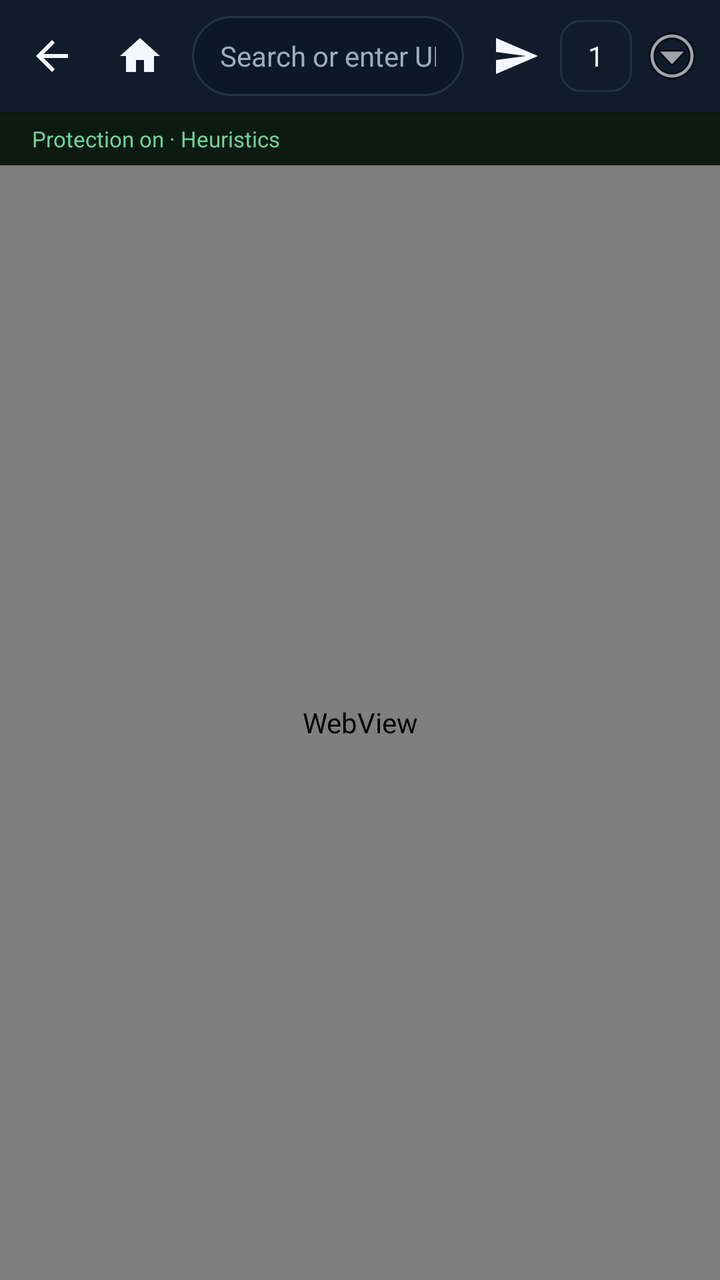
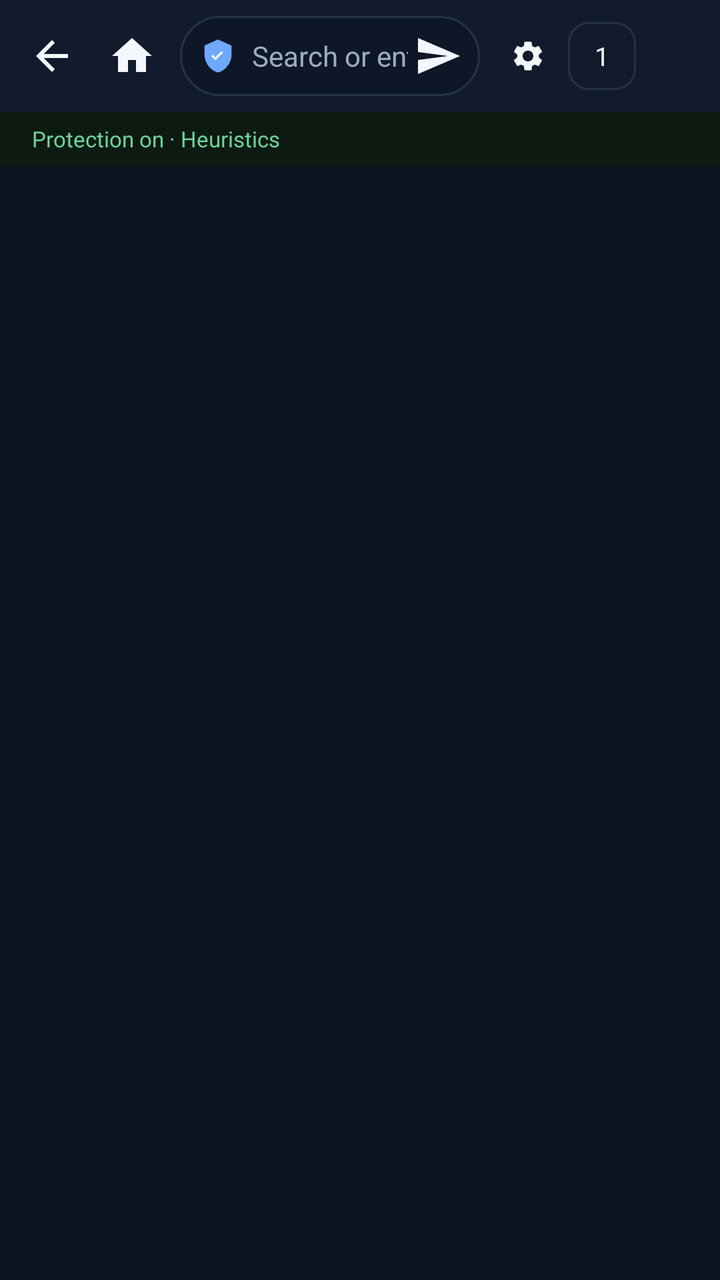

The first picture is an Android layout as it rendered before a commit; the second is the same layout after the commit. The layout source and the unified diff follow.
<!-- AndroidManifest.xml: application theme Theme.SafeView -->
<!-- res/layout/activity_main.xml -->
<?xml version="1.0" encoding="utf-8"?>
<LinearLayout xmlns:android="http://schemas.android.com/apk/res/android"
    android:layout_width="match_parent"
    android:layout_height="match_parent"
    android:orientation="vertical"
    android:background="@color/sv_bg">

    
    <LinearLayout
        android:layout_width="match_parent"
        android:layout_height="56dp"
        android:orientation="horizontal"
        android:gravity="center_vertical"
        android:paddingHorizontal="4dp"
        android:background="@color/sv_toolbar"
        android:elevation="4dp">

        <ImageButton
            android:id="@+id/btnBack"
            android:layout_width="44dp"
            android:layout_height="44dp"
            android:src="@drawable/ic_arrow_back"
            android:background="?attr/selectableItemBackgroundBorderless"
            android:contentDescription="@string/back"
            android:padding="10dp" />

        <ImageButton
            android:id="@+id/btnHome"
            android:layout_width="44dp"
            android:layout_height="44dp"
            android:src="@drawable/ic_home"
            android:background="?attr/selectableItemBackgroundBorderless"
            android:contentDescription="@string/home"
            android:padding="10dp" />

        <EditText
            android:id="@+id/urlBar"
            android:layout_width="0dp"
            android:layout_height="40dp"
            android:layout_weight="1"
            android:layout_marginHorizontal="4dp"
            android:background="@drawable/url_bar_bg"
            android:paddingHorizontal="14dp"
            android:textColor="@color/sv_text"
            android:textColorHint="@color/sv_muted"
            android:hint="@string/url_hint"
            android:inputType="textUri"
            android:imeOptions="actionGo"
            android:singleLine="true"
            android:textSize="14sp" />

        <ImageButton
            android:id="@+id/btnGo"
            android:layout_width="44dp"
            android:layout_height="44dp"
            android:src="@drawable/ic_send"
            android:background="?attr/selectableItemBackgroundBorderless"
            android:contentDescription="@string/go"
            android:padding="10dp" />

        <TextView
            android:id="@+id/btnTabs"
            android:layout_width="36dp"
            android:layout_height="36dp"
            android:gravity="center"
            android:text="1"
            android:textColor="@color/sv_text"
            android:textSize="14sp"
            android:background="@drawable/tab_counter_bg"
            android:clickable="true"
            android:focusable="true"
            android:contentDescription="Open tabs" />

        <ImageButton
            android:id="@+id/btnMenu"
            android:layout_width="40dp"
            android:layout_height="44dp"
            android:src="@android:drawable/ic_menu_more"
            android:background="?attr/selectableItemBackgroundBorderless"
            android:contentDescription="Browser menu"
            android:padding="10dp" />

        <ImageButton
            android:id="@+id/btnSettings"
            android:visibility="gone"
            android:layout_width="44dp"
            android:layout_height="44dp"
            android:src="@drawable/ic_settings"
            android:background="?attr/selectableItemBackgroundBorderless"
            android:contentDescription="@string/settings"
            android:padding="10dp" />
    </LinearLayout>

    
    <TextView
        android:id="@+id/statusChip"
        android:layout_width="match_parent"
        android:layout_height="wrap_content"
        android:paddingHorizontal="16dp"
        android:paddingVertical="6dp"
        android:text="Protection on · Heuristics"
        android:textColor="@color/sv_ok"
        android:textSize="11sp"
        android:background="#0D1A12" />

    <WebView
        android:id="@+id/webView"
        android:layout_width="match_parent"
        android:layout_height="0dp"
        android:layout_weight="1" />
</LinearLayout>
<!-- resources referenced by this layout -->
<resources>
  <color name="sv_bg">#0B1220</color>
  <color name="sv_muted">#9EACC2</color>
  <color name="sv_ok">#6FD39A</color>
  <color name="sv_text">#F3F7FF</color>
  <color name="sv_toolbar">#111B2C</color>
  <!-- drawable ic_arrow_back (drawable) -->
  <?xml version="1.0" encoding="utf-8"?>
  <vector xmlns:android="http://schemas.android.com/apk/res/android"
      android:width="24dp" android:height="24dp"
      android:viewportWidth="24" android:viewportHeight="24"
      android:tint="@color/sv_text">
      <path android:fillColor="@android:color/white"
          android:pathData="M20,11H7.83l5.59,-5.59L12,4l-8,8 8,8 1.41,-1.41L7.83,13H20v-2z"/>
  </vector>
  <!-- drawable ic_home (drawable) -->
  <?xml version="1.0" encoding="utf-8"?>
  <vector xmlns:android="http://schemas.android.com/apk/res/android"
      android:width="24dp" android:height="24dp"
      android:viewportWidth="24" android:viewportHeight="24"
      android:tint="@color/sv_text">
      <path android:fillColor="@android:color/white"
          android:pathData="M10,20v-6h4v6h5v-8h3L12,3 2,12h3v8z"/>
  </vector>
  <!-- drawable ic_send (drawable) -->
  <?xml version="1.0" encoding="utf-8"?>
  <vector xmlns:android="http://schemas.android.com/apk/res/android"
      android:width="24dp" android:height="24dp"
      android:viewportWidth="24" android:viewportHeight="24"
      android:tint="@color/sv_text">
      <path android:fillColor="@android:color/white"
          android:pathData="M2.01,21L23,12 2.01,3 2,10l15,2 -15,2z"/>
  </vector>
  <!-- drawable tab_counter_bg (drawable) -->
  <?xml version="1.0" encoding="utf-8"?>
  <shape xmlns:android="http://schemas.android.com/apk/res/android" android:shape="rectangle">
      <corners android:radius="10dp" />
      <solid android:color="@android:color/transparent" />
      <stroke android:width="1dp" android:color="@color/sv_line" />
      <padding android:left="4dp" android:top="2dp" android:right="4dp" android:bottom="2dp" />
  </shape>
  <!-- drawable url_bar_bg (drawable) -->
  <?xml version="1.0" encoding="utf-8"?>
  <shape xmlns:android="http://schemas.android.com/apk/res/android"
      android:shape="rectangle">
      <solid android:color="@color/sv_input" />
      <corners android:radius="20dp" />
      <stroke android:width="1dp" android:color="@color/sv_line" />
  </shape>
  <string name="back">Back</string>
  <string name="go">Go</string>
  <string name="home">Home</string>
  <string name="settings">Settings</string>
  <string name="url_hint">Search or enter URL</string>
  <style name="Theme.SafeView" parent="Theme.Material3.Dark.NoActionBar">
          <item name="colorPrimary">@color/sv_accent</item>
          <item name="colorPrimaryDark">@color/sv_accent_dark</item>
          <item name="colorAccent">@color/sv_accent</item>
          <item name="android:statusBarColor">@color/sv_bg</item>
          <item name="android:navigationBarColor">@color/sv_bg</item>
          <item name="android:windowBackground">@color/sv_bg</item>
          <item name="android:colorBackground">@color/sv_bg</item>
          <item name="colorSurface">@color/sv_card</item>
          <item name="colorOnSurface">@color/sv_text</item>
          <item name="android:textColorPrimary">@color/sv_text</item>
          <item name="android:textColorSecondary">@color/sv_muted</item>
      </style>
  <color name="sv_line">#24334A</color>
  <color name="sv_input">#0D1728</color>
  <color name="sv_accent">#6EA8FF</color>
  <color name="sv_accent_dark">#4D8EF5</color>
  <color name="sv_card">#111B2C</color>
</resources>

<!-- the commit's change to res/layout/activity_main.xml (unified diff, before → after) -->
@@ -1,111 +1,144 @@
 <?xml version="1.0" encoding="utf-8"?>
-<LinearLayout xmlns:android="http://schemas.android.com/apk/res/android"
+<FrameLayout xmlns:android="http://schemas.android.com/apk/res/android"
     android:layout_width="match_parent"
-    android:layout_height="match_parent"
-    android:orientation="vertical"
-    android:background="@color/sv_bg">
+    android:layout_height="match_parent">
 
-    
     <LinearLayout
         android:layout_width="match_parent"
-        android:layout_height="56dp"
-        android:orientation="horizontal"
-        android:gravity="center_vertical"
-        android:paddingHorizontal="4dp"
-        android:background="@color/sv_toolbar"
-        android:elevation="4dp">
+        android:layout_height="match_parent"
+        android:orientation="vertical"
+        android:background="@color/sv_bg">
 
-        <ImageButton
-            android:id="@+id/btnBack"
-            android:layout_width="44dp"
-            android:layout_height="44dp"
-            android:src="@drawable/ic_arrow_back"
-            android:background="?attr/selectableItemBackgroundBorderless"
-            android:contentDescription="@string/back"
-            android:padding="10dp" />
+        
+        <LinearLayout
+            android:layout_width="match_parent"
+            android:layout_height="56dp"
+            android:orientation="horizontal"
+            android:gravity="center_vertical"
+            android:paddingHorizontal="6dp"
+            android:background="@color/sv_toolbar"
+            android:elevation="4dp">
 
-        <ImageButton
-            android:id="@+id/btnHome"
-            android:layout_width="44dp"
-            android:layout_height="44dp"
-            android:src="@drawable/ic_home"
-            android:background="?attr/selectableItemBackgroundBorderless"
-            android:contentDescription="@string/home"
-            android:padding="10dp" />
+            <ImageButton
+                android:id="@+id/btnBack"
+                android:layout_width="40dp"
+                android:layout_height="40dp"
+                android:src="@drawable/ic_arrow_back"
+                android:background="?attr/selectableItemBackgroundBorderless"
+                android:contentDescription="@string/back"
+                android:padding="9dp" />
 
-        <EditText
-            android:id="@+id/urlBar"
-            android:layout_width="0dp"
-            android:layout_height="40dp"
-            android:layout_weight="1"
-            android:layout_marginHorizontal="4dp"
-            android:background="@drawable/url_bar_bg"
-            android:paddingHorizontal="14dp"
-            android:textColor="@color/sv_text"
-            android:textColorHint="@color/sv_muted"
-            android:hint="@string/url_hint"
-            android:inputType="textUri"
-            android:imeOptions="actionGo"
-            android:singleLine="true"
-            android:textSize="14sp" />
+            <ImageButton
+                android:id="@+id/btnHome"
+                android:layout_width="40dp"
+                android:layout_height="40dp"
+                android:src="@drawable/ic_home"
+                android:background="?attr/selectableItemBackgroundBorderless"
+                android:contentDescription="@string/home"
+                android:padding="9dp" />
 
-        <ImageButton
-            android:id="@+id/btnGo"
-            android:layout_width="44dp"
-            android:layout_height="44dp"
-            android:src="@drawable/ic_send"
-            android:background="?attr/selectableItemBackgroundBorderless"
-            android:contentDescription="@string/go"
-            android:padding="10dp" />
+            
+            <LinearLayout
+                android:layout_width="0dp"
+                android:layout_height="40dp"
+                android:layout_weight="1"
+                android:layout_marginHorizontal="4dp"
+                android:orientation="horizontal"
+                android:gravity="center_vertical"
+                android:background="@drawable/url_bar_bg"
+                android:paddingStart="10dp"
+                android:paddingEnd="6dp">
 
+                <ImageView
+                    android:layout_width="18dp"
+                    android:layout_height="18dp"
+                    android:src="@drawable/ic_shield"
+                    android:contentDescription="@null" />
+
+                <EditText
+                    android:id="@+id/urlBar"
+                    android:layout_width="0dp"
+                    android:layout_height="match_parent"
+                    android:layout_weight="1"
+                    android:layout_marginStart="8dp"
+                    android:background="@null"
+                    android:textColor="@color/sv_text"
+                    android:textColorHint="@color/sv_muted"
+                    android:hint="@string/url_hint"
+                    android:inputType="textUri"
+                    android:imeOptions="actionGo"
+                    android:singleLine="true"
+                    android:textSize="14sp" />
+
+                <ImageButton
+                    android:id="@+id/btnGo"
+                    android:layout_width="30dp"
+                    android:layout_height="30dp"
+                    android:src="@drawable/ic_send"
+                    android:background="?attr/selectableItemBackgroundBorderless"
+                    android:contentDescription="@string/go"
+                    android:padding="6dp" />
+            </LinearLayout>
+
+            
+            <ImageButton
+                android:id="@+id/btnSettings"
+                android:layout_width="32dp"
+                android:layout_height="32dp"
+                android:layout_marginHorizontal="4dp"
+                android:src="@drawable/ic_settings"
+                android:background="@drawable/avatar_bg"
+                android:scaleType="centerInside"
+                android:padding="7dp"
+                android:contentDescription="@string/settings" />
+
+            <TextView
+                android:id="@+id/btnTabs"
+                android:layout_width="34dp"
+                android:layout_height="34dp"
+                android:gravity="center"
+                android:text="1"
+                android:textColor="@color/sv_text"
+                android:textSize="13sp"
+                android:background="@drawable/tab_counter_bg"
+                android:clickable="true"
+                android:focusable="true"
+                android:contentDescription="Open tabs" />
+
+            <ImageButton
+                android:id="@+id/btnMenu"
+                android:layout_width="36dp"
+                android:layout_height="40dp"
+                android:src="@drawable/ic_more_vert"
+                android:background="?attr/selectableItemBackgroundBorderless"
+                android:contentDescription="Browser menu"
+                android:padding="8dp" />
+        </LinearLayout>
+
+        
         <TextView
-            android:id="@+id/btnTabs"
-            android:layout_width="36dp"
-            android:layout_height="36dp"
-            android:gravity="center"
-            android:text="1"
-            android:textColor="@color/sv_text"
-            android:textSize="14sp"
-            android:background="@drawable/tab_counter_bg"
-            android:clickable="true"
-            android:focusable="true"
-            android:contentDescription="Open tabs" />
+            android:id="@+id/statusChip"
+            android:layout_width="match_parent"
+            android:layout_height="wrap_content"
+            android:paddingHorizontal="16dp"
+            android:paddingVertical="6dp"
+            android:text="Protection on · Heuristics"
+            android:textColor="@color/sv_ok"
+            android:textSize="11sp"
+            android:background="#0D1A12" />
 
-        <ImageButton
-            android:id="@+id/btnMenu"
-            android:layout_width="40dp"
-            android:layout_height="44dp"
-            android:src="@android:drawable/ic_menu_more"
-            android:background="?attr/selectableItemBackgroundBorderless"
-            android:contentDescription="Browser menu"
-            android:padding="10dp" />
-
-        <ImageButton
-            android:id="@+id/btnSettings"
-            android:visibility="gone"
-            android:layout_width="44dp"
-            android:layout_height="44dp"
-            android:src="@drawable/ic_settings"
-            android:background="?attr/selectableItemBackgroundBorderless"
-            android:contentDescription="@string/settings"
-            android:padding="10dp" />
+        <FrameLayout
+            android:id="@+id/webViewContainer"
+            android:layout_width="match_parent"
+            android:layout_height="0dp"
+            android:layout_weight="1" />
     </LinearLayout>
 
     
-    <TextView
-        android:id="@+id/statusChip"
+    <FrameLayout
+        android:id="@+id/tabsOverlayContainer"
         android:layout_width="match_parent"
-        android:layout_height="wrap_content"
-        android:paddingHorizontal="16dp"
-        android:paddingVertical="6dp"
-        android:text="Protection on · Heuristics"
-        android:textColor="@color/sv_ok"
-        android:textSize="11sp"
-        android:background="#0D1A12" />
+        android:layout_height="match_parent"
+        android:visibility="gone" />
 
-    <WebView
-        android:id="@+id/webView"
-        android:layout_width="match_parent"
-        android:layout_height="0dp"
-        android:layout_weight="1" />
-</LinearLayout>
+</FrameLayout>
<!-- resource entries referenced after the edit -->
@@ -31,6 +31,16 @@
       android:tint="@color/sv_text">
       <path android:fillColor="@android:color/white"
           android:pathData="M2.01,21L23,12 2.01,3 2,10l15,2 -15,2z"/>
+  </vector>
+  <!-- drawable ic_shield (drawable) -->
+  <?xml version="1.0" encoding="utf-8"?>
+  <vector xmlns:android="http://schemas.android.com/apk/res/android"
+      android:width="24dp" android:height="24dp"
+      android:viewportWidth="24" android:viewportHeight="24">
+      <path android:fillColor="#6EA8FF"
+          android:pathData="M12,1L3,5v6c0,5.55 3.84,10.74 9,12 5.16,-1.26 9,-6.45 9,-12V5l-9,-4z"/>
+      <path android:fillColor="#F3F7FF"
+          android:pathData="M10.3,14.9l-2.8,-2.8 1.05,-1.05 1.75,1.75 4.05,-4.05 1.05,1.05z"/>
   </vector>
   <!-- drawable tab_counter_bg (drawable) -->
   <?xml version="1.0" encoding="utf-8"?>
